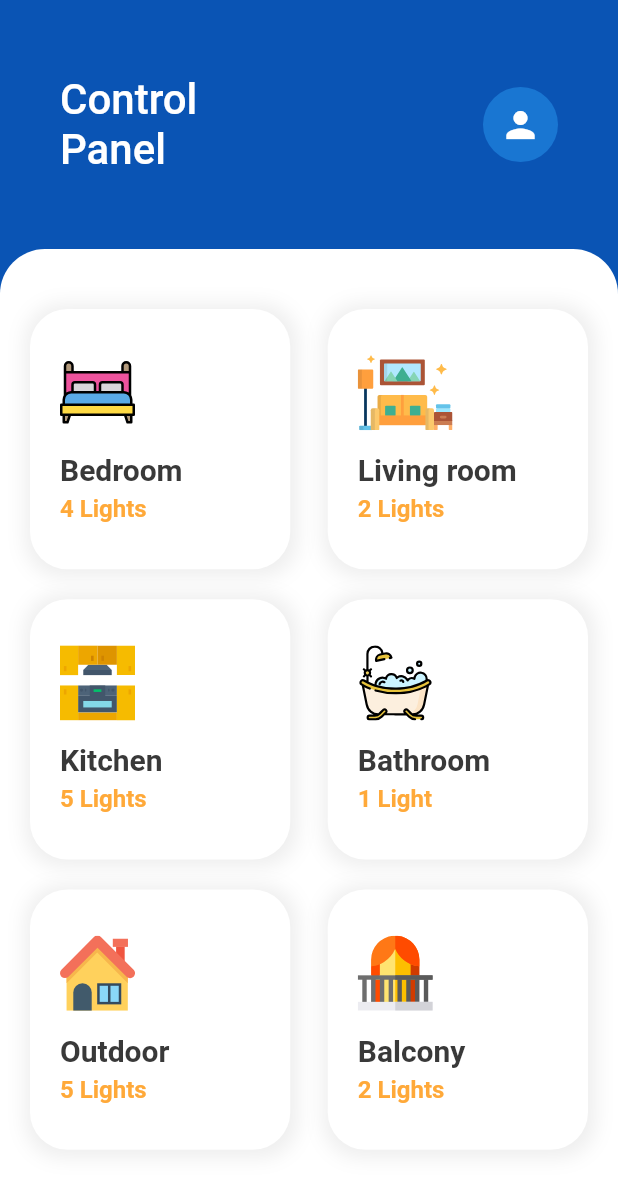
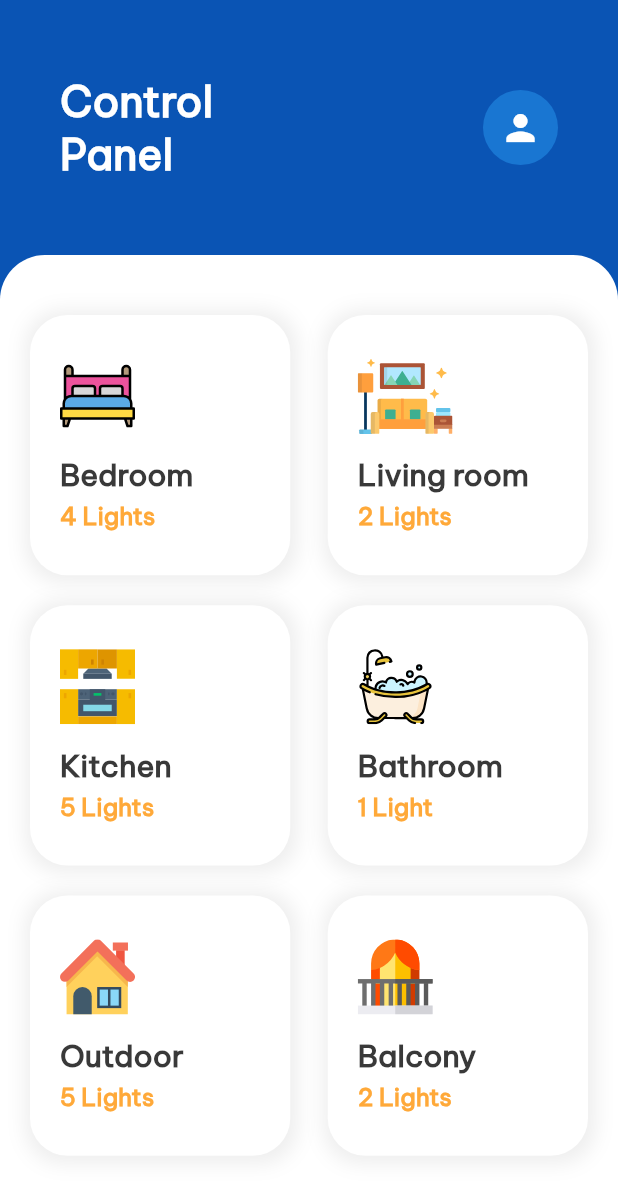
Before and after one commit to Mayank-9018/SmartHome, a Flutter app: the screen it shows after launch, on a phone screen of 412 x 824 dp. Shown: the top 1197 px of the screen. Run offline on Flutter 3.47's test engine with Material 2 defaults, Android fonts, the phone set to English and light mode, and no system bars; our stand-ins replace flutter_svg.

Commit message:
Update font

```diff
--- a/lib/res/light_theme.dart
+++ b/lib/res/light_theme.dart
@@ -1,5 +1,6 @@
 import 'package:flutter/material.dart';
 
 ThemeData lightTheme = ThemeData(
+  fontFamily: 'Be Vietnam Pro',
   androidOverscrollIndicator: AndroidOverscrollIndicator.stretch,
 );
--- a/lib/res/text_styles.dart
+++ b/lib/res/text_styles.dart
@@ -15,5 +15,5 @@ const TextStyle roomNameStyle = TextStyle(
 const TextStyle cpHeaderStyle = TextStyle(
   fontSize: 28,
   color: Color(0xFFFFFFFF),
-  fontWeight: FontWeight.w500,
+  fontWeight: FontWeight.bold,
 );
--- a/pubspec.yaml
+++ b/pubspec.yaml
@@ -71,6 +71,10 @@ flutter:
   # For details regarding adding assets from package dependencies, see
   # https://flutter.dev/assets-and-images/#from-packages
 
+  fonts:
+    - family: Be Vietnam Pro
+      fonts:
+        - asset: fonts/BeVietnamPro-Regular.ttf
   # To add custom fonts to your application, add a fonts section here,
   # in this "flutter" section. Each entry in this list should have a
   # "family" key with the font family name, and a "fonts" key with a
```
Also changed, not shown: fonts/BeVietnamPro-Regular.ttf (added).
